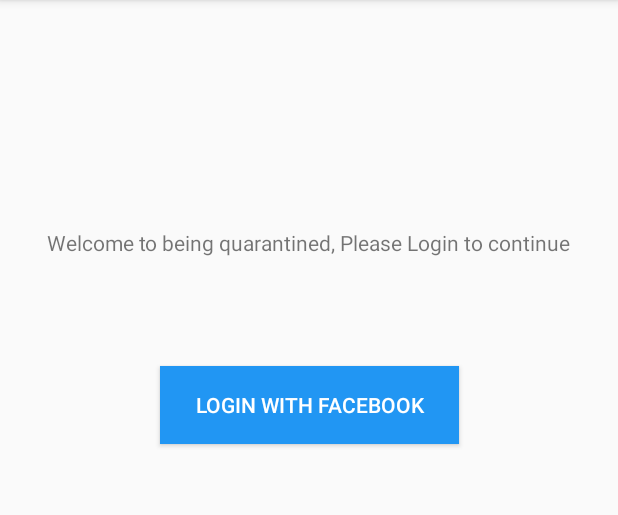
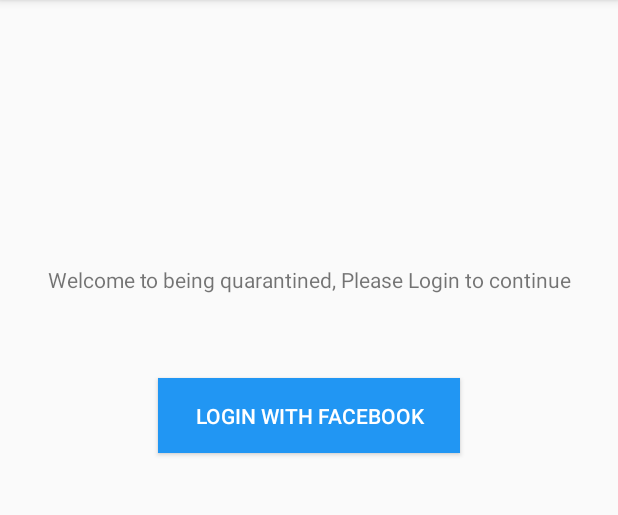
Before and after one commit to bestvibes/lahacks-quaranteen, an Android app: the screen it shows after launch (LoginActivity), on a phone screen of 412 x 824 dp, the part 84-599 px from its top. Run offline under Robolectric (Android 15) with nearby library versions, the phone set to English and light mode, and no system bars.

Commit message:
fix view

```diff
--- a/frontend/LAhacks2020/app/src/main/res/layout/login_activity.xml
+++ b/frontend/LAhacks2020/app/src/main/res/layout/login_activity.xml
@@ -6,31 +6,30 @@
     android:layout_width="match_parent"
     android:layout_height="match_parent">
 
-    <TextView
-        android:id="@+id/welcomeTextview"
-        android:layout_width="362dp"
-        android:layout_height="43dp"
-        android:layout_marginTop="140dp"
-        android:gravity="center|clip_vertical"
-        android:text="@string/login_welcome"
-        android:textAlignment="center"
-        app:layout_constraintEnd_toEndOf="parent"
-        app:layout_constraintHorizontal_bias="0.498"
-        app:layout_constraintStart_toStartOf="parent"
-        app:layout_constraintTop_toTopOf="parent" />
-
     <Button
         android:id="@+id/facebookLoginButton"
-        android:layout_width="199dp"
-        android:layout_height="52dp"
-        android:layout_marginBottom="472dp"
+        android:layout_width="201dp"
+        android:layout_height="50dp"
         android:background="#2196F3"
         android:text="@string/login_button"
         android:textColor="#FFFFFF"
         app:layout_constraintBottom_toBottomOf="parent"
         app:layout_constraintEnd_toEndOf="parent"
         app:layout_constraintStart_toStartOf="parent"
-        app:layout_constraintTop_toBottomOf="@+id/welcomeTextview"
-        app:layout_constraintVertical_bias="1.0" />
+        app:layout_constraintTop_toTopOf="parent"
+        app:layout_constraintVertical_bias="0.351" />
+
+    <TextView
+        android:id="@+id/welcomeTextview"
+        android:layout_width="363dp"
+        android:layout_height="68dp"
+        android:gravity="center|clip_vertical"
+        android:text="@string/login_welcome"
+        android:textAlignment="center"
+        app:layout_constraintBottom_toBottomOf="parent"
+        app:layout_constraintEnd_toEndOf="parent"
+        app:layout_constraintStart_toStartOf="parent"
+        app:layout_constraintTop_toTopOf="parent"
+        app:layout_constraintVertical_bias="0.218" />
 
 </android.support.constraint.ConstraintLayout>
```
